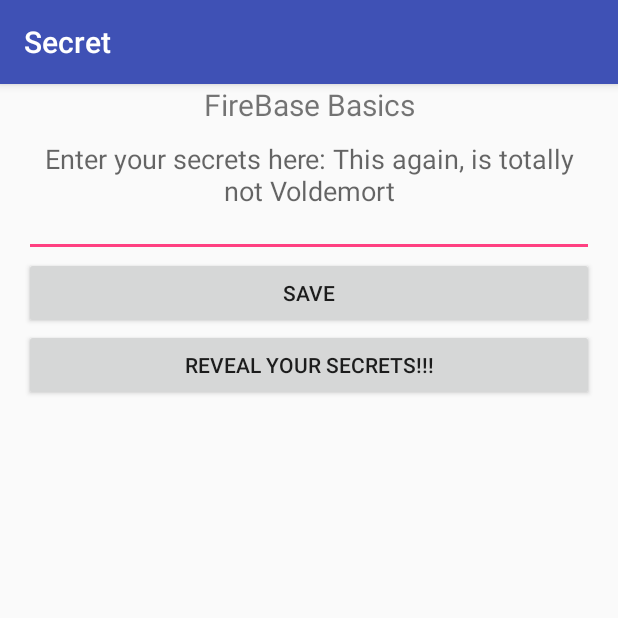
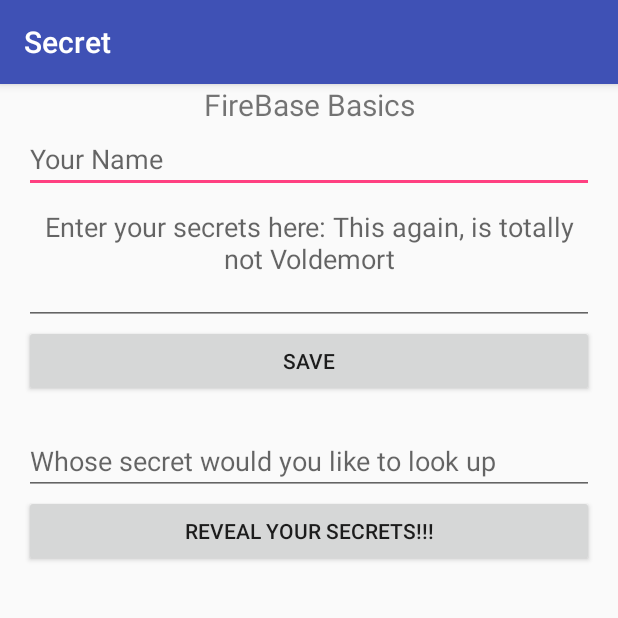
Before and after one commit to rmlock/InClassAssignment07RachelL, an Android app: the screen it shows after launch (MainActivity), after a tap on "SAVE", on a phone screen of 412 x 824 dp, the top half of it. Run offline under Robolectric (Android 15) with nearby library versions, the phone set to English and light mode, and no system bars; our stand-ins replace Firebase (no records; nobody signed in at launch, a user with empty details on screens opened directly).

Commit message:
Set up child firebase.

```diff
--- a/app/build.gradle
+++ b/app/build.gradle
@@ -31,4 +31,5 @@ dependencies {
 }
 
 
+
 apply plugin: 'com.google.gms.google-services'
--- a/app/src/main/AndroidManifest.xml
+++ b/app/src/main/AndroidManifest.xml
@@ -16,6 +16,7 @@
                 <category android:name="android.intent.category.LAUNCHER" />
             </intent-filter>
         </activity>
+        <activity android:name=".SecondActivity"></activity>
     </application>
 
 </manifest>
--- a/app/src/main/java/com/example/android/secret/MainActivity.java
+++ b/app/src/main/java/com/example/android/secret/MainActivity.java
@@ -1,9 +1,11 @@
 package com.example.android.secret;
 
+import android.content.Intent;
 import android.os.Bundle;
 import android.support.v7.app.AppCompatActivity;
 import android.view.View;
 import android.widget.EditText;
+import android.widget.Toast;
 
 import com.google.firebase.database.DatabaseReference;
 import com.google.firebase.database.FirebaseDatabase;
@@ -19,17 +21,25 @@ public class MainActivity extends AppCompatActivity {
     public void saveSecret(View view) {
         // Write a message to the database
         FirebaseDatabase database = FirebaseDatabase.getInstance();
-        DatabaseReference myRef = database.getReference("secret");
+        EditText named = (EditText) findViewById(R.id.name);
+        String name = named.getText().toString();
+
+        DatabaseReference myRef = database.getReference(name).child("secret");
 
         myRef.setValue("Hello, World!");
         myRef.setValue("message");
         EditText editText = (EditText) findViewById(R.id.secretEntered);
         String secret = editText.getText().toString();
+
+        Toast.makeText(this, "Secret Saved!", Toast.LENGTH_SHORT).show();
         myRef.setValue(secret);
 
     }
 
     public void revealSecret(View view) {
+        Intent intent = new Intent(this, SecondActivity.class);
+        startActivity(intent);
+
 
 
     }
--- a/app/src/main/res/layout/activity_main.xml
+++ b/app/src/main/res/layout/activity_main.xml
@@ -12,6 +12,14 @@
         android:text="FireBase Basics"
         android:textAlignment="center"
         android:textSize="20sp" />
+
+    <EditText
+        android:layout_width="match_parent"
+        android:layout_height="wrap_content"
+        android:id="@+id/name"
+        android:hint="Your Name"
+
+        />
 
     <EditText
         android:id="@+id/secretEntered"
@@ -30,6 +38,14 @@
         android:textAllCaps="true"
         android:onClick="saveSecret" />
 
+    <EditText
+        android:layout_width="match_parent"
+        android:layout_height="wrap_content"
+        android:id="@+id/secretIdentity"
+        android:layout_marginTop="20dp"
+        android:inputType="textPersonName"
+        android:hint="Whose secret would you like to look up" />
+
     <Button
         android:layout_width="match_parent"
         android:layout_height="wrap_content"
```
Also changed, not shown: app/src/main/java/com/example/android/secret/SecondActivity.java (added, +39 -0 lines), app/src/main/res/layout/activity_second.xml (added, +16 -0 lines).
